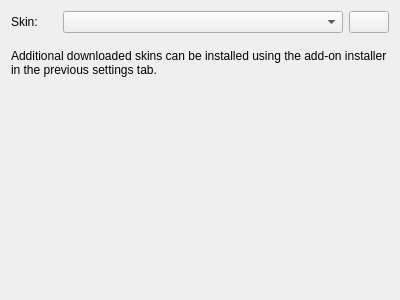
This is src/plugins/skin/skinconfigwidget.ui in CryFeiFei/klatexformula as Qt 5 draws it before an edit. The edited form follows.
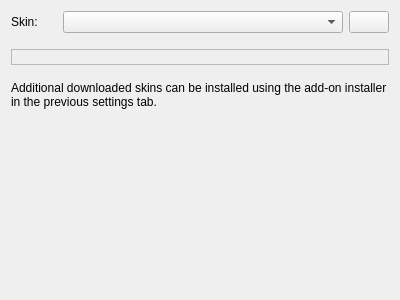
This is the edited form. Icons and pictures are not drawn.

Commit message: * Added <author> and <description> in skin specifications, they are displayed in   skin config widget * Many small fixes * Compiles and works OK. Planning work/optimizations on klflibview.

```diff
--- a/src/plugins/skin/skinconfigwidget.ui
+++ b/src/plugins/skin/skinconfigwidget.ui
@@ -37,7 +37,7 @@
      </property>
     </widget>
    </item>
-   <item row="4" column="0">
+   <item row="6" column="0">
     <spacer name="vspc1">
      <property name="orientation">
       <enum>Qt::Vertical</enum>
@@ -83,7 +83,7 @@
      </property>
     </widget>
    </item>
-   <item row="3" column="0" colspan="4">
+   <item row="5" column="0" colspan="4">
     <widget class="QLabel" name="label_2">
      <property name="text">
       <string>Additional downloaded skins can be installed using the add-on installer in the previous settings tab.</string>
@@ -93,6 +93,41 @@
      </property>
     </widget>
    </item>
+   <item row="3" column="0" colspan="4">
+    <widget class="QLabel" name="lblSkinDescription">
+     <property name="frameShape">
+      <enum>QFrame::StyledPanel</enum>
+     </property>
+     <property name="frameShadow">
+      <enum>QFrame::Sunken</enum>
+     </property>
+     <property name="text">
+      <string notr="true"/>
+     </property>
+     <property name="textFormat">
+      <enum>Qt::RichText</enum>
+     </property>
+     <property name="wordWrap">
+      <bool>true</bool>
+     </property>
+    </widget>
+   </item>
+   <item row="4" column="2">
+    <spacer name="vspc2_2">
+     <property name="orientation">
+      <enum>Qt::Vertical</enum>
+     </property>
+     <property name="sizeType">
+      <enum>QSizePolicy::Fixed</enum>
+     </property>
+     <property name="sizeHint" stdset="0">
+      <size>
+       <width>20</width>
+       <height>10</height>
+      </size>
+     </property>
+    </spacer>
+   </item>
   </layout>
  </widget>
  <resources>
```
The commit also changes 19 other files.
